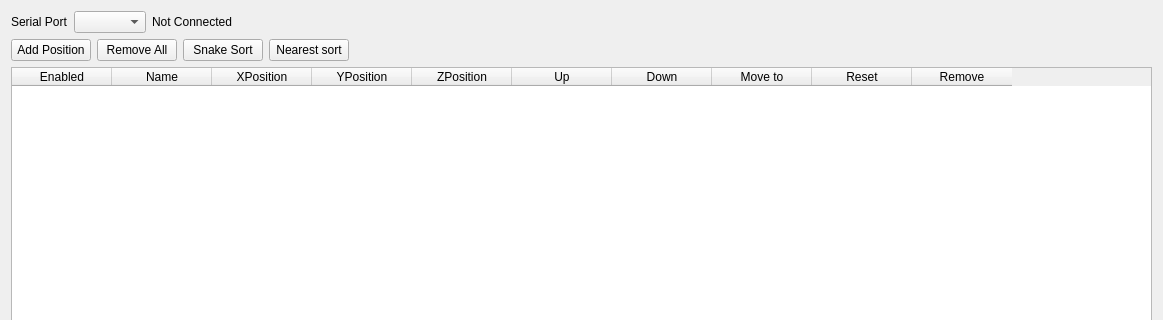
Old version of the form multi_positions/ui_multi_position.ui in the repository thibault-brugiere/OPM_GUI; both pictures show x 0 to 1163 and y 0 to 320 of the 1163 by 654 pixel window.
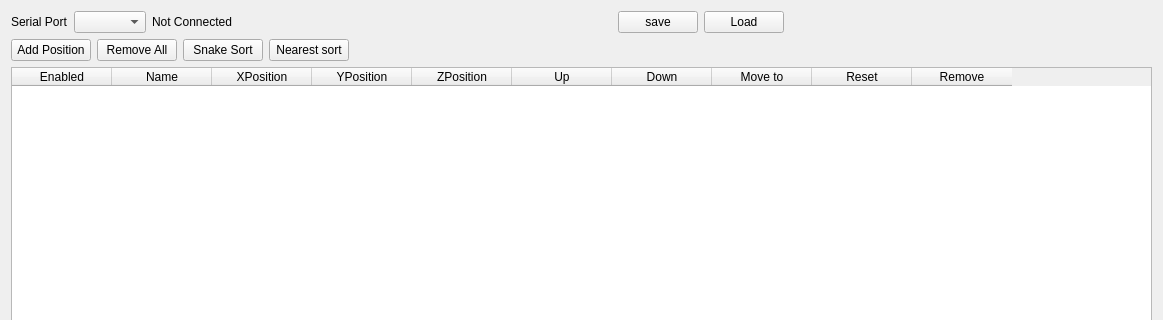
New version of the form.

Commit message: MULTI POSITION :  Ajout dans le Main

Patch:
```diff
--- a/multi_positions/ui_multi_position.ui
+++ b/multi_positions/ui_multi_position.ui
@@ -46,6 +46,33 @@
        </property>
       </widget>
      </item>
+     <item>
+      <spacer name="horizontalSpacer_3">
+       <property name="orientation">
+        <enum>Qt::Horizontal</enum>
+       </property>
+       <property name="sizeHint" stdset="0">
+        <size>
+         <width>40</width>
+         <height>20</height>
+        </size>
+       </property>
+      </spacer>
+     </item>
+     <item>
+      <widget class="QPushButton" name="pb_save">
+       <property name="text">
+        <string>save</string>
+       </property>
+      </widget>
+     </item>
+     <item>
+      <widget class="QPushButton" name="pb_load">
+       <property name="text">
+        <string>Load</string>
+       </property>
+      </widget>
+     </item>
      <item>
       <spacer name="horizontalSpacer">
        <property name="orientation">
```
The commit also changes 13 other files.
